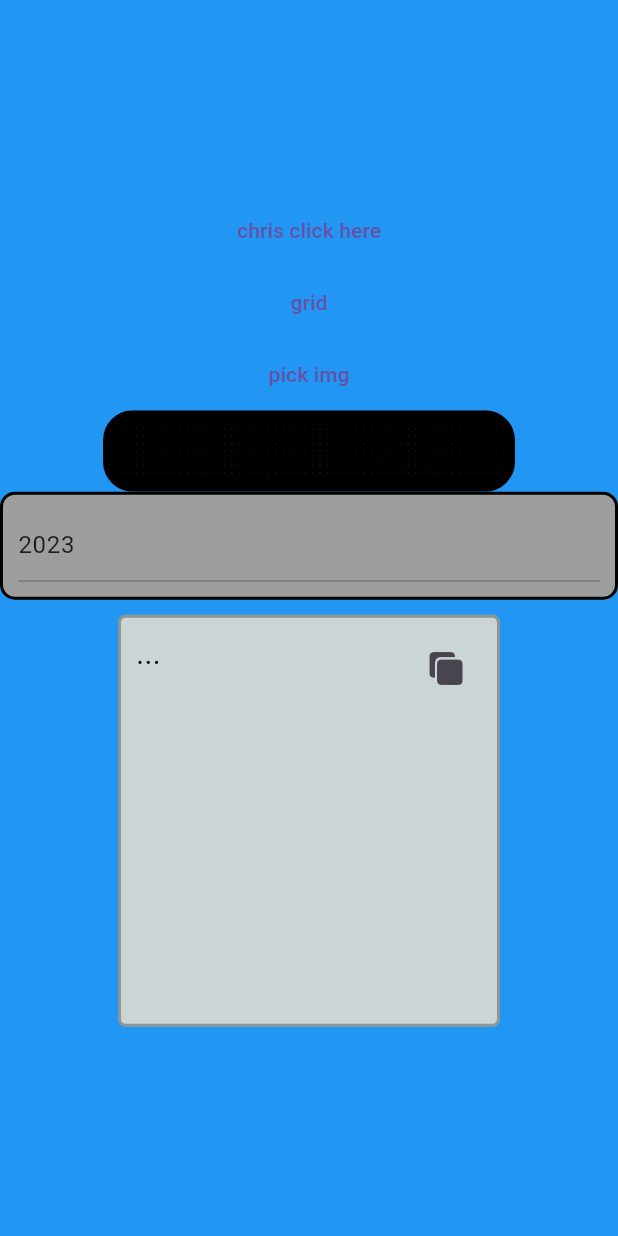
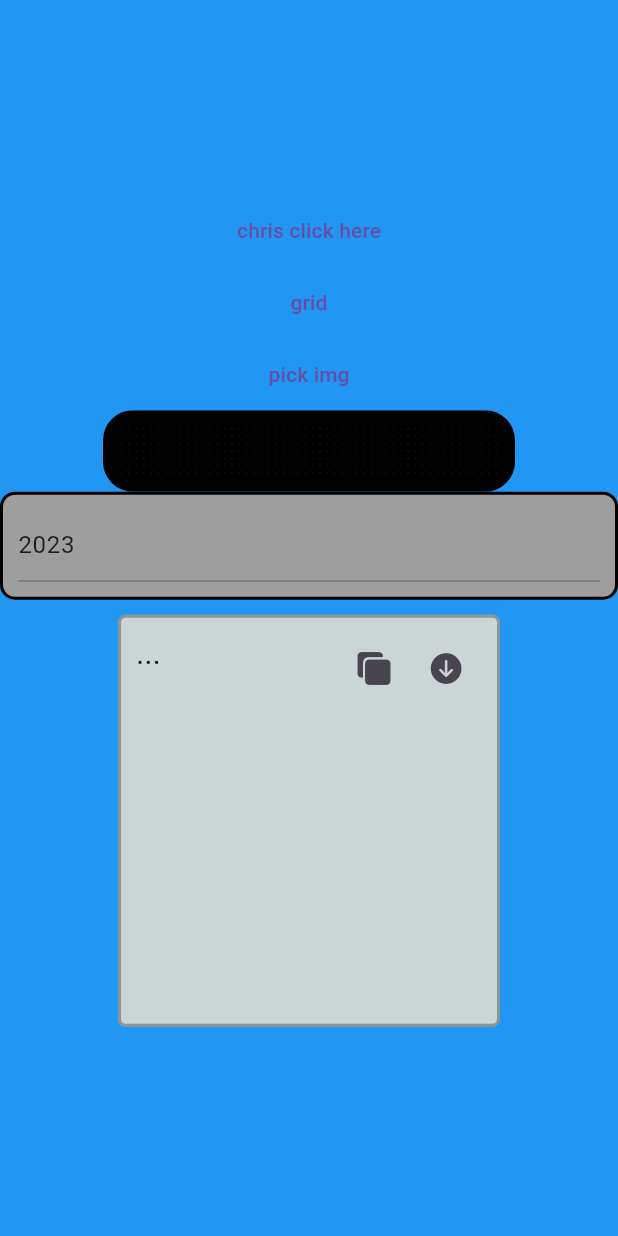
Before and after one commit to TalentedB/GitHub-Painter, a Flutter app: the screen it shows after launch, on a phone screen of 412 x 824 dp. Run offline on Flutter 3.47's test engine with Material 2 defaults, Android fonts, the phone set to English and light mode, and no system bars; our stand-ins replace bloc, equatable, file_picker, flutter_bloc, get_it, image_picker and 1 more; missing offline and left inert: image_picker_windows.

Commit message:
Added Save Icon and Clipboard Icon Seperately

```diff
--- a/lib/widgets/sh_output.dart
+++ b/lib/widgets/sh_output.dart
@@ -60,11 +60,19 @@ class _ShOutputState extends State<ShOutput> {
             ),
           ),
           IconButton(
-            // onPressed: () async => await Clipboard.setData(ClipboardData(text: widget.output)),
+            onPressed: () async =>
+                await Clipboard.setData(ClipboardData(text: widget.output)),
+            // onPressed: () async =>
+            //     await sl.get<ConvertService>().saveShell(widget.output),
+            icon: const Icon(
+              CupertinoIcons.square_fill_on_square_fill,
+            ),
+          ),
+          IconButton(
             onPressed: () async =>
                 await sl.get<ConvertService>().saveShell(widget.output),
             icon: const Icon(
-              CupertinoIcons.square_fill_on_square_fill,
+              CupertinoIcons.arrow_down_circle_fill,
             ),
           ),
         ],
```
